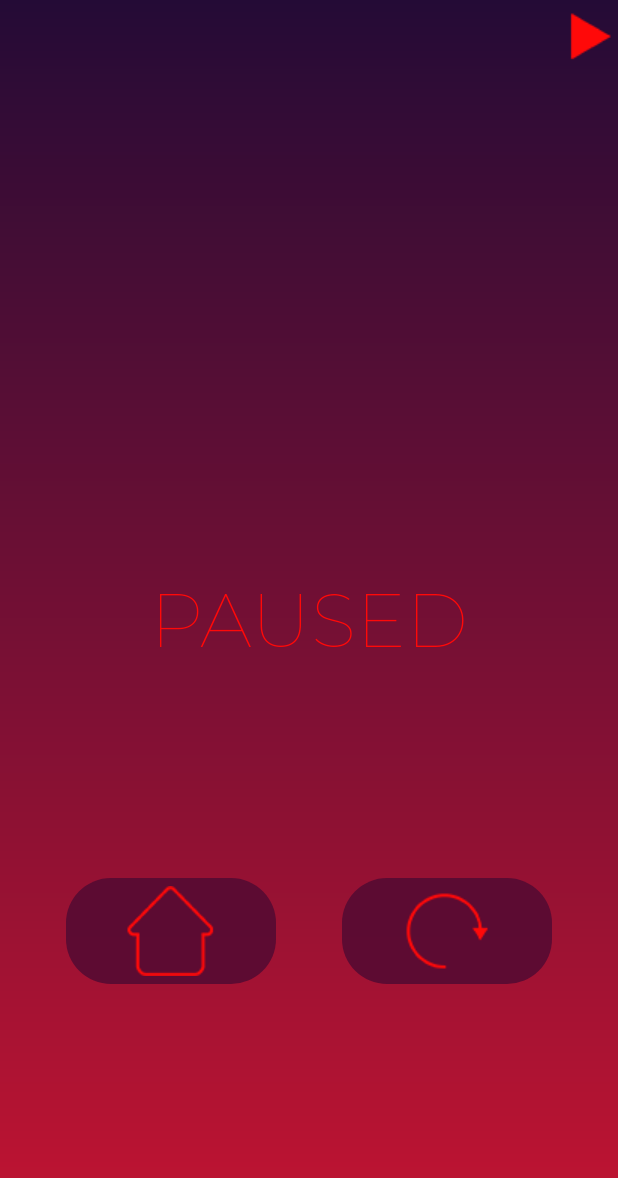
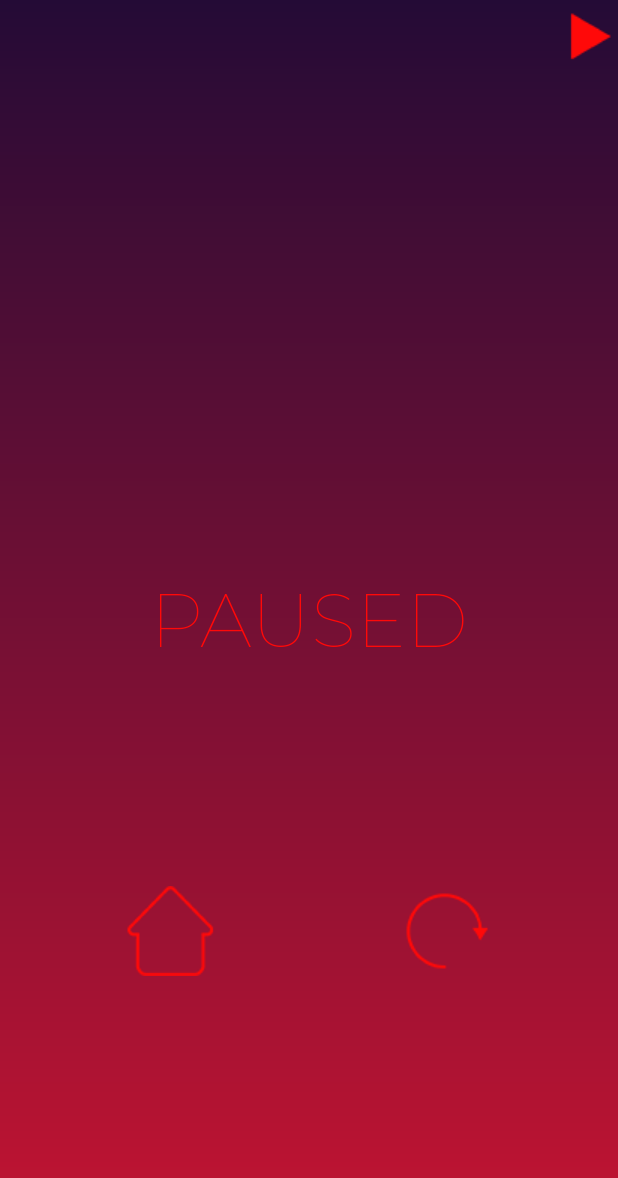
Before and after one commit to shashank2020/Death-Pool-App, an Android app: the GameActivity screen opened directly, with no data from a screen before it, after a tap on an icon or button, on a phone screen of 412 x 824 dp. Shown: the top 1178 px of the screen. Run offline under Robolectric (Android 15) with nearby library versions, the phone set to English and light mode, and no system bars; our stand-ins replace AdMob; 3 statements that could not run were skipped.

Commit message:
buttons background

```diff
--- a/app/src/main/res/layout/activity_developers.xml
+++ b/app/src/main/res/layout/activity_developers.xml
@@ -50,7 +50,7 @@
         app:layout_constraintRight_toRightOf="parent"
 
         android:src="@drawable/home"
-        android:background="@drawable/toast_back"
+        android:background="#00000000"
         android:paddingVertical="5sp"
         android:paddingHorizontal="40sp"
         android:layout_marginBottom="30sp"
--- a/app/src/main/res/layout/activity_game.xml
+++ b/app/src/main/res/layout/activity_game.xml
@@ -147,7 +147,7 @@
 
         android:src="@drawable/restart"
 
-        android:background="@drawable/toast_back"
+        android:background="#00000000"
         android:paddingVertical="5sp"
         android:paddingHorizontal="40sp"
         android:onClick="onClickRstart">
@@ -162,7 +162,7 @@
         app:layout_constraintTop_toBottomOf="@id/highScoreValue"
         app:layout_constraintLeft_toLeftOf="parent"
         app:layout_constraintBottom_toBottomOf="parent"
-        android:background="@drawable/toast_back"
+        android:background="#00000000"
         android:paddingVertical="5sp"
         android:paddingHorizontal="40sp"
         android:visibility="invisible"
--- a/app/src/main/res/layout/activity_hiscore.xml
+++ b/app/src/main/res/layout/activity_hiscore.xml
@@ -51,7 +51,7 @@
         android:textSize="30sp"
 
         android:src="@drawable/home"
-        android:background="@drawable/toast_back"
+        android:background="#00000000"
         android:paddingVertical="5sp"
         android:paddingHorizontal="40sp"
         android:layout_marginBottom="30sp"
```
